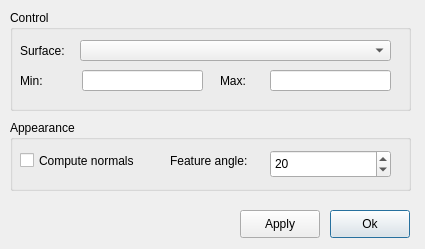
Qt form ElmerGUI/vtkpost/surface.ui (tehnick/elmerfem) before a commit.
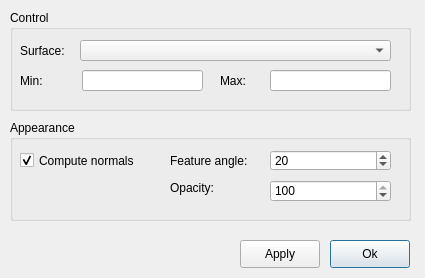
The same form after that commit. Icons and pictures are not drawn.

Commit message: ElmerGUI: Added opacity controls for surfaces and isosurfaces in vtk widget

What changed in the file:
```diff
--- a/ElmerGUI/vtkpost/surface.ui
+++ b/ElmerGUI/vtkpost/surface.ui
@@ -6,7 +6,7 @@
     <x>0</x>
     <y>0</y>
     <width>425</width>
-    <height>249</height>
+    <height>278</height>
    </rect>
   </property>
   <property name="windowTitle" >
@@ -101,7 +101,7 @@
    <property name="geometry" >
     <rect>
      <x>330</x>
-     <y>210</y>
+     <y>240</y>
      <width>80</width>
      <height>28</height>
     </rect>
@@ -117,7 +117,7 @@
    <property name="geometry" >
     <rect>
      <x>240</x>
-     <y>210</y>
+     <y>240</y>
      <width>80</width>
      <height>28</height>
     </rect>
@@ -135,7 +135,7 @@
      <x>10</x>
      <y>120</y>
      <width>401</width>
-     <height>71</height>
+     <height>101</height>
     </rect>
    </property>
    <property name="title" >
@@ -153,6 +153,9 @@
     <property name="text" >
      <string>Compute normals</string>
     </property>
+    <property name="checked" >
+     <bool>true</bool>
+    </property>
    </widget>
    <widget class="QSpinBox" name="featureAngle" >
     <property name="geometry" >
@@ -160,7 +163,7 @@
       <x>260</x>
       <y>30</y>
       <width>121</width>
-      <height>28</height>
+      <height>21</height>
      </rect>
     </property>
     <property name="maximum" >
@@ -183,6 +186,35 @@
      <string>Feature angle:</string>
     </property>
    </widget>
+   <widget class="QLabel" name="opacityLabel" >
+    <property name="geometry" >
+     <rect>
+      <x>160</x>
+      <y>60</y>
+      <width>51</width>
+      <height>16</height>
+     </rect>
+    </property>
+    <property name="text" >
+     <string>Opacity:</string>
+    </property>
+   </widget>
+   <widget class="QSpinBox" name="opacitySpin" >
+    <property name="geometry" >
+     <rect>
+      <x>260</x>
+      <y>60</y>
+      <width>121</width>
+      <height>22</height>
+     </rect>
+    </property>
+    <property name="maximum" >
+     <number>100</number>
+    </property>
+    <property name="value" >
+     <number>100</number>
+    </property>
+   </widget>
   </widget>
  </widget>
  <resources>
```
Left out of the diff: 2 changed lines with no effect on the pictures. The commit also changes 2 other files.
